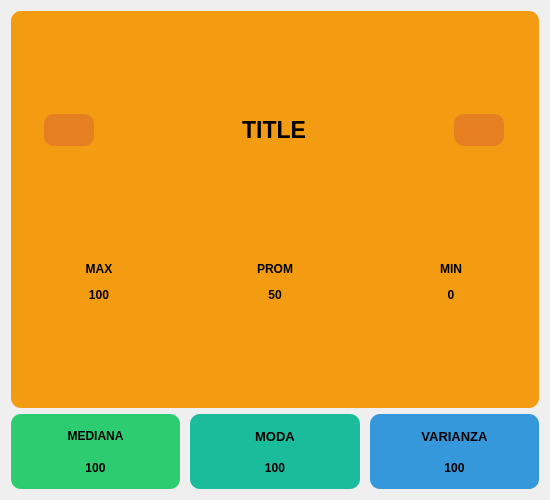
Old version of the form src/views/Ui/dataView.ui in the repository byron365/Cultivos-Acuaponicos.
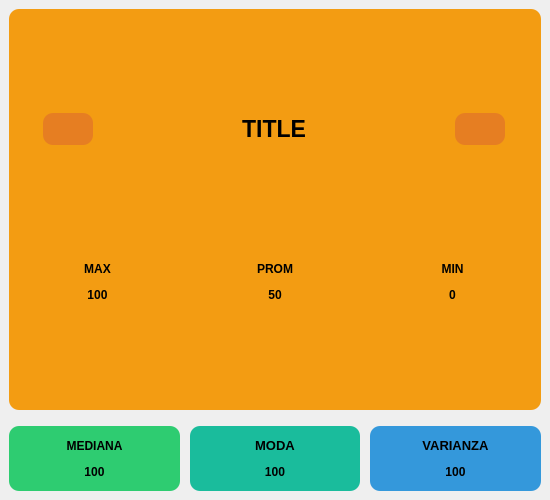
New version of the form. Icons and pictures are not drawn.

Diff of the .ui file:
```diff
--- a/src/views/Ui/dataView.ui
+++ b/src/views/Ui/dataView.ui
@@ -1,7 +1,7 @@
 <?xml version="1.0" encoding="UTF-8"?>
 <ui version="4.0">
- <class>Main</class>
- <widget class="QWidget" name="Main">
+ <class>DataView</class>
+ <widget class="QWidget" name="DataView">
   <property name="geometry">
    <rect>
     <x>0</x>
@@ -26,7 +26,10 @@
    <string>Form</string>
   </property>
   <property name="styleSheet">
-   <string notr="true">QWidget, #graphView{
+   <string notr="true">#Main{
+	background-color: rgba(0,0,0,0);
+}
+QWidget, #graphView{
 	border-radius: 10px;
 	color: &quot;white&quot;;
 }
@@ -45,10 +48,27 @@
 }
 QPushButton{
 	background-color: #e67e22;
-}</string>
+}
+</string>
   </property>
   <layout class="QVBoxLayout" name="verticalLayout_2">
+   <property name="spacing">
+    <number>0</number>
+   </property>
+   <property name="leftMargin">
+    <number>0</number>
+   </property>
+   <property name="topMargin">
+    <number>0</number>
+   </property>
+   <property name="rightMargin">
+    <number>0</number>
+   </property>
+   <property name="bottomMargin">
+    <number>0</number>
+   </property>
    <item>
+    <widget class="QWidget" name="allCtn" native="true">
     <layout class="QVBoxLayout" name="verticalLayout">
      <item>
       <widget class="QWidget" name="graphCtn" native="true">
@@ -372,7 +392,7 @@
          <number>0</number>
         </property>
         <property name="topMargin">
-         <number>0</number>
+          <number>10</number>
         </property>
         <property name="rightMargin">
          <number>0</number>
@@ -498,6 +518,7 @@
       </widget>
      </item>
     </layout>
+    </widget>
    </item>
   </layout>
  </widget>
```
Lines whose indentation alone changed are shown as unchanged.
